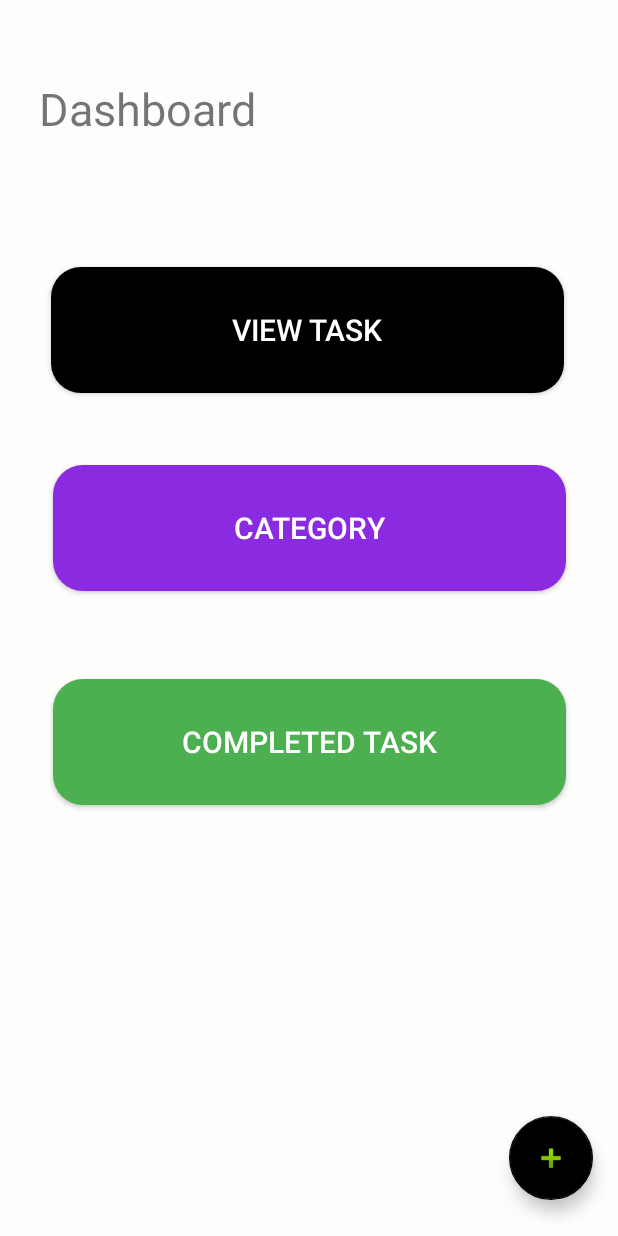
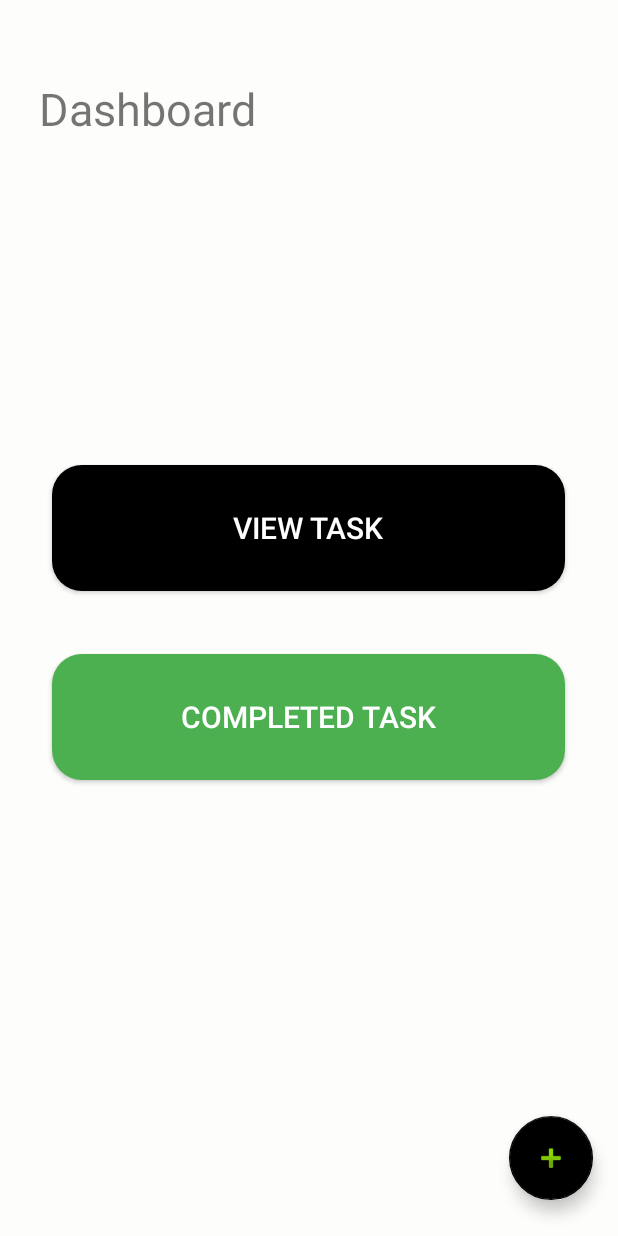
Before and after one commit to Labyrinth-759/TaskTidy, an Android app: the DashboardActivity screen opened directly, with no data from a screen before it, on a phone screen of 412 x 824 dp. Run offline under Robolectric (Android 15) with nearby library versions, the phone set to English and light mode, and no system bars.

Commit message:
change dashboard

```diff
--- a/app/src/main/res/drawable/button6.xml
+++ /dev/null
@@ -1,17 +0,0 @@
-<?xml version="1.0" encoding="utf-8"?>
-<selector xmlns:android="http://schemas.android.com/apk/res/android">
-    <!-- Hover state -->
-    <item android:state_hovered="true">
-        <shape android:shape="rectangle">
-            <solid android:color="@color/light_violet" />
-            <corners android:radius="20dp" />
-        </shape>
-    </item>
-
-    <item>
-        <shape android:shape="rectangle">
-            <solid android:color="@color/violet" />
-            <corners android:radius="20dp" />
-        </shape>
-    </item>
-</selector>
--- a/app/src/main/res/layout/activity_dashboard.xml
+++ b/app/src/main/res/layout/activity_dashboard.xml
@@ -21,54 +21,37 @@
         app:layout_constraintStart_toStartOf="parent"
         app:srcCompat="@android:drawable/ic_input_add" />
 
+
     <Button
         android:id="@+id/button3"
         android:layout_width="342dp"
         android:layout_height="84dp"
-        android:layout_marginTop="80dp"
+        android:layout_marginTop="212dp"
         android:background="@drawable/button_background"
         android:text="@string/btnview"
+        android:textColor="@android:color/white"
         android:textSize="20sp"
-        android:textColor="@android:color/white"
         app:layout_constraintEnd_toEndOf="parent"
-        app:layout_constraintHorizontal_bias="0.49"
+        app:layout_constraintHorizontal_bias="0.492"
         app:layout_constraintStart_toStartOf="parent"
         app:layout_constraintTop_toBottomOf="@+id/textView3"
         tools:ignore="SpeakableTextPresentCheck" />
-
 
     <Button
         android:id="@+id/button4"
         android:layout_width="342dp"
         android:layout_height="84dp"
-        android:layout_marginTop="44dp"
         android:background="@drawable/button4"
         android:text="@string/btncomplete"
+        android:textColor="@android:color/white"
         android:textSize="20sp"
-        android:textColor="@android:color/white"
         app:layout_constraintBottom_toBottomOf="parent"
         app:layout_constraintEnd_toEndOf="parent"
-        app:layout_constraintHorizontal_bias="0.507"
-        app:layout_constraintStart_toStartOf="parent"
-        app:layout_constraintTop_toBottomOf="@+id/button6"
-        app:layout_constraintVertical_bias="0.049"
-        tools:ignore="SpeakableTextPresentCheck" />
-
-    <Button
-        android:id="@+id/button6"
-        android:layout_width="342dp"
-        android:layout_height="84dp"
-        android:layout_marginTop="48dp"
-        android:background="@drawable/button6"
-        android:text="Category"
-        android:textSize="20sp"
-        android:textColor="@android:color/white"
-        app:layout_constraintEnd_toEndOf="parent"
-        app:layout_constraintHorizontal_bias="0.509"
+        app:layout_constraintHorizontal_bias="0.492"
         app:layout_constraintStart_toStartOf="parent"
         app:layout_constraintTop_toBottomOf="@+id/button3"
+        app:layout_constraintVertical_bias="0.121"
         tools:ignore="SpeakableTextPresentCheck" />
-
 
     <TextView
         android:id="@+id/textView3"
```
